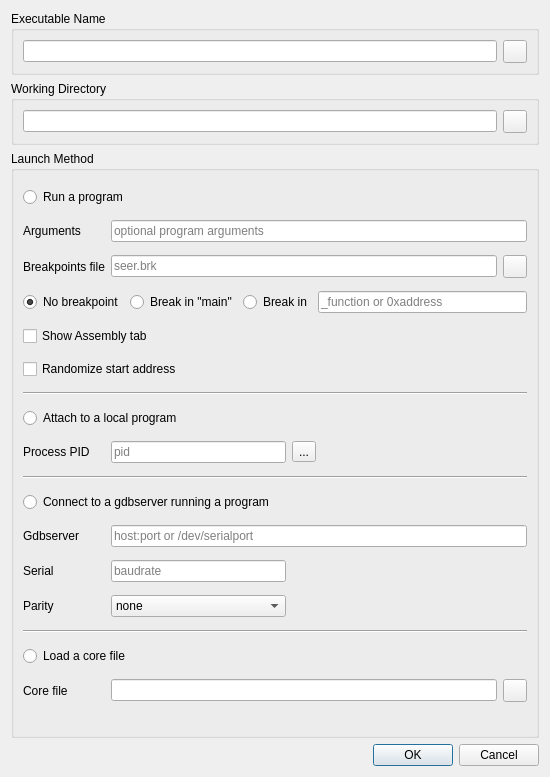
The window that src/SeerDebugDialog.ui (epasveer/seer) describes before a commit, drawn with Qt 5.
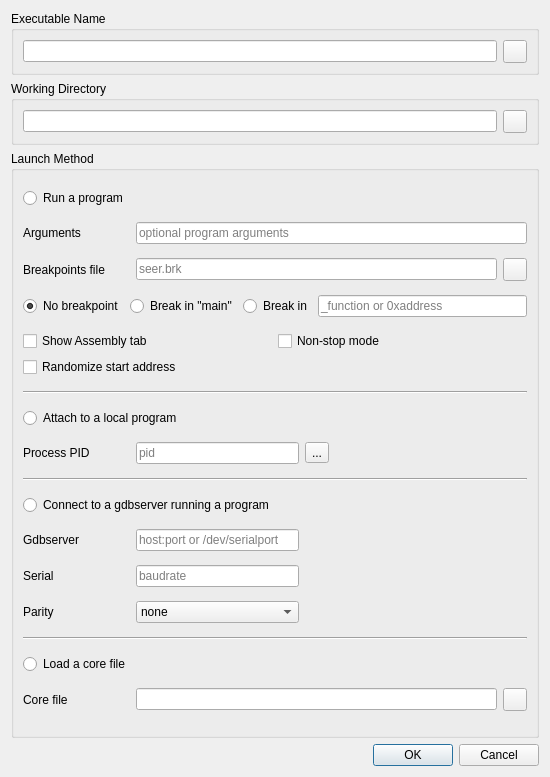
The same window after the commit. Icons and pictures are not drawn.

Commit message: Add gdb's "non-stop mode" when dealing with threads at breakpoints.

```diff
--- a/src/SeerDebugDialog.ui
+++ b/src/SeerDebugDialog.ui
@@ -125,8 +125,8 @@
      <property name="title">
       <string>Launch Method</string>
      </property>
-     <layout class="QGridLayout" name="gridLayout_3">
-      <item row="0" column="0" colspan="2">
+     <layout class="QGridLayout" name="gridLayout_5">
+      <item row="0" column="0">
        <widget class="QRadioButton" name="runProgramRadioButton">
         <property name="toolTip">
          <string>Run the program.</string>
@@ -264,7 +264,9 @@
         </item>
        </layout>
       </item>
-      <item row="4" column="0" colspan="2">
+      <item row="4" column="0" colspan="5">
+       <layout class="QGridLayout" name="gridLayout_3">
+        <item row="0" column="0">
        <widget class="QCheckBox" name="showAsseblyTabCheckBox">
         <property name="toolTip">
          <string>Show Assembly tab at startup.</string>
@@ -274,7 +276,17 @@
         </property>
        </widget>
       </item>
-      <item row="5" column="0" colspan="2">
+        <item row="0" column="1">
+         <widget class="QCheckBox" name="nonStopModeCheckBox">
+          <property name="toolTip">
+           <string>Allow other threads to continue if any thread reaches a breakpoint.</string>
+          </property>
+          <property name="text">
+           <string>Non-stop mode</string>
+          </property>
+         </widget>
+        </item>
+        <item row="1" column="0" colspan="2">
        <widget class="QCheckBox" name="randomizeStartAddressCheckBox">
         <property name="toolTip">
          <string>Randomize the process start address.</string>
@@ -284,14 +296,16 @@
         </property>
        </widget>
       </item>
-      <item row="6" column="0" colspan="5">
+       </layout>
+      </item>
+      <item row="5" column="0" colspan="5">
        <widget class="Line" name="line_1">
         <property name="orientation">
          <enum>Qt::Horizontal</enum>
         </property>
        </widget>
       </item>
-      <item row="7" column="0" colspan="2">
+      <item row="6" column="0" colspan="2">
        <widget class="QRadioButton" name="attachProgramRadioButton">
         <property name="toolTip">
          <string>Attach to an already running program.</string>
@@ -301,14 +315,14 @@
         </property>
        </widget>
       </item>
-      <item row="8" column="0">
+      <item row="7" column="0">
        <widget class="QLabel" name="attachProgramPidLabel">
         <property name="text">
          <string>Process PID</string>
         </property>
        </widget>
       </item>
-      <item row="8" column="1">
+      <item row="7" column="1">
        <widget class="QLineEdit" name="attachProgramPidLineEdit">
         <property name="sizePolicy">
          <sizepolicy hsizetype="Expanding" vsizetype="Fixed">
@@ -330,7 +344,7 @@
         </property>
        </widget>
       </item>
-      <item row="8" column="2">
+      <item row="7" column="2">
        <widget class="QToolButton" name="attachProgramPidToolButton">
         <property name="toolTip">
          <string>Open a dialog to select a pid on the local system.</string>
@@ -340,7 +354,7 @@
         </property>
        </widget>
       </item>
-      <item row="8" column="3" colspan="2">
+      <item row="7" column="3" colspan="2">
        <spacer name="horizontalSpacer_3">
         <property name="orientation">
          <enum>Qt::Horizontal</enum>
@@ -356,14 +370,14 @@
         </property>
        </spacer>
       </item>
-      <item row="9" column="0" colspan="5">
+      <item row="8" column="0" colspan="5">
        <widget class="Line" name="line_2">
         <property name="orientation">
          <enum>Qt::Horizontal</enum>
         </property>
        </widget>
       </item>
-      <item row="10" column="0" colspan="2">
+      <item row="9" column="0" colspan="2">
        <widget class="QRadioButton" name="connectProgramRadioButton">
         <property name="toolTip">
          <string>Connect to an already running program started with gdbserver.</string>
@@ -373,14 +387,14 @@
         </property>
        </widget>
       </item>
-      <item row="11" column="0">
+      <item row="10" column="0">
        <widget class="QLabel" name="connectProgramHostPortLabel">
         <property name="text">
          <string>Gdbserver</string>
         </property>
        </widget>
       </item>
-      <item row="11" column="1" colspan="4">
+      <item row="10" column="1">
        <widget class="QLineEdit" name="connectProgramHostPortLineEdit">
         <property name="sizePolicy">
          <sizepolicy hsizetype="Expanding" vsizetype="Fixed">
@@ -402,14 +416,14 @@
         </property>
        </widget>
       </item>
-      <item row="12" column="0">
+      <item row="11" column="0">
        <widget class="QLabel" name="connectProgramSerialLabel">
         <property name="text">
          <string>Serial</string>
         </property>
        </widget>
       </item>
-      <item row="12" column="1">
+      <item row="11" column="1">
        <widget class="QLineEdit" name="connectProgramBaudLineEdit">
         <property name="sizePolicy">
          <sizepolicy hsizetype="Expanding" vsizetype="Fixed">
@@ -431,7 +445,7 @@
         </property>
        </widget>
       </item>
-      <item row="12" column="3" colspan="2">
+      <item row="11" column="2" colspan="3">
        <spacer name="horizontalSpacer_1">
         <property name="orientation">
          <enum>Qt::Horizontal</enum>
@@ -447,14 +461,14 @@
         </property>
        </spacer>
       </item>
-      <item row="13" column="0">
+      <item row="12" column="0">
        <widget class="QLabel" name="connectProgramParityLabel">
         <property name="text">
          <string>Parity</string>
         </property>
        </widget>
       </item>
-      <item row="13" column="1">
+      <item row="12" column="1">
        <widget class="QComboBox" name="connectProgramParityComboBox">
         <property name="toolTip">
          <string>Serial port parity setting.</string>
@@ -476,7 +490,7 @@
         </item>
        </widget>
       </item>
-      <item row="13" column="3" colspan="2">
+      <item row="12" column="2" colspan="3">
        <spacer name="horizontalSpacer_2">
         <property name="orientation">
          <enum>Qt::Horizontal</enum>
@@ -492,14 +506,14 @@
         </property>
        </spacer>
       </item>
-      <item row="14" column="0" colspan="5">
+      <item row="13" column="0" colspan="5">
        <widget class="Line" name="line_3">
         <property name="orientation">
          <enum>Qt::Horizontal</enum>
         </property>
        </widget>
       </item>
-      <item row="15" column="0" colspan="2">
+      <item row="14" column="0">
        <widget class="QRadioButton" name="loadCoreRadioButton">
         <property name="toolTip">
          <string>Load a core file to debug.</string>
@@ -509,14 +523,14 @@
         </property>
        </widget>
       </item>
-      <item row="16" column="0">
+      <item row="15" column="0">
        <widget class="QLabel" name="loadCoreFilenameLabel">
         <property name="text">
          <string>Core file</string>
         </property>
        </widget>
       </item>
-      <item row="16" column="1" colspan="3">
+      <item row="15" column="1" colspan="3">
        <widget class="QLineEdit" name="loadCoreFilenameLineEdit">
         <property name="sizePolicy">
          <sizepolicy hsizetype="Expanding" vsizetype="Fixed">
@@ -532,7 +546,7 @@
         </property>
        </widget>
       </item>
-      <item row="16" column="4">
+      <item row="15" column="4">
        <widget class="QToolButton" name="loadCoreFilenameToolButton">
         <property name="toolTip">
          <string>Open a dialog to select a core file.</string>
```
Lines whose indentation alone changed are shown as unchanged. The commit also changes 16 other files.
